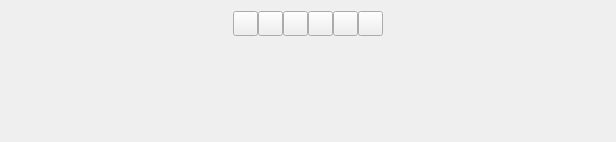
The window that desktoplyrics.ui (NanCity/Qt-ffmpeg) describes before a commit, drawn with Qt 5.
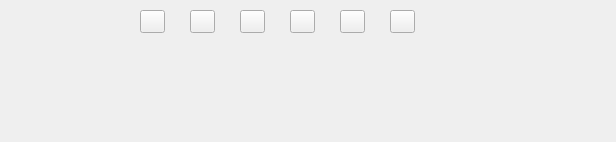
The same window after the commit.

The edit to the form file:
```diff
--- a/desktoplyrics.ui
+++ b/desktoplyrics.ui
@@ -28,33 +28,15 @@
   <property name="styleSheet">
    <string notr="true"/>
   </property>
-  <layout class="QGridLayout" name="gridLayout">
-   <item row="0" column="0">
-    <spacer name="horizontalSpacer_2">
-     <property name="orientation">
-      <enum>Qt::Horizontal</enum>
-     </property>
-     <property name="sizeType">
-      <enum>QSizePolicy::Preferred</enum>
-     </property>
-     <property name="sizeHint" stdset="0">
-      <size>
-       <width>20</width>
-       <height>20</height>
-      </size>
-     </property>
-    </spacer>
-   </item>
-   <item row="0" column="1">
-    <layout class="QHBoxLayout" name="horizontalLayout">
-     <property name="spacing">
-      <number>0</number>
-     </property>
-     <property name="sizeConstraint">
-      <enum>QLayout::SetMaximumSize</enum>
-     </property>
-     <item>
       <widget class="QPushButton" name="btn_prev">
+   <property name="geometry">
+    <rect>
+     <x>140</x>
+     <y>10</y>
+     <width>25</width>
+     <height>23</height>
+    </rect>
+   </property>
        <property name="maximumSize">
         <size>
          <width>25</width>
@@ -65,9 +47,15 @@
         <string/>
        </property>
       </widget>
-     </item>
-     <item>
       <widget class="QPushButton" name="btn_stop">
+   <property name="geometry">
+    <rect>
+     <x>190</x>
+     <y>10</y>
+     <width>25</width>
+     <height>23</height>
+    </rect>
+   </property>
        <property name="maximumSize">
         <size>
          <width>25</width>
@@ -78,9 +66,15 @@
         <string/>
        </property>
       </widget>
-     </item>
-     <item>
       <widget class="QPushButton" name="btn_next">
+   <property name="geometry">
+    <rect>
+     <x>240</x>
+     <y>10</y>
+     <width>25</width>
+     <height>23</height>
+    </rect>
+   </property>
        <property name="maximumSize">
         <size>
          <width>25</width>
@@ -91,9 +85,15 @@
         <string/>
        </property>
       </widget>
-     </item>
-     <item>
       <widget class="QPushButton" name="btn_setting">
+   <property name="geometry">
+    <rect>
+     <x>290</x>
+     <y>10</y>
+     <width>25</width>
+     <height>23</height>
+    </rect>
+   </property>
        <property name="maximumSize">
         <size>
          <width>25</width>
@@ -104,9 +104,15 @@
         <string/>
        </property>
       </widget>
-     </item>
-     <item>
       <widget class="QPushButton" name="pushButton_5">
+   <property name="geometry">
+    <rect>
+     <x>340</x>
+     <y>10</y>
+     <width>25</width>
+     <height>23</height>
+    </rect>
+   </property>
        <property name="maximumSize">
         <size>
          <width>25</width>
@@ -117,9 +123,15 @@
         <string/>
        </property>
       </widget>
-     </item>
-     <item>
       <widget class="QPushButton" name="btn_close">
+   <property name="geometry">
+    <rect>
+     <x>390</x>
+     <y>10</y>
+     <width>25</width>
+     <height>23</height>
+    </rect>
+   </property>
        <property name="maximumSize">
         <size>
          <width>25</width>
@@ -130,35 +142,19 @@
         <string/>
        </property>
       </widget>
-     </item>
-    </layout>
-   </item>
-   <item row="0" column="2">
-    <spacer name="horizontalSpacer">
-     <property name="orientation">
-      <enum>Qt::Horizontal</enum>
-     </property>
-     <property name="sizeType">
-      <enum>QSizePolicy::Preferred</enum>
-     </property>
-     <property name="sizeHint" stdset="0">
-      <size>
-       <width>20</width>
-       <height>20</height>
-      </size>
-     </property>
-    </spacer>
-   </item>
-   <item row="1" column="0" colspan="3">
-    <layout class="QVBoxLayout" name="verticalLayout">
-     <property name="spacing">
-      <number>0</number>
-     </property>
-     <item>
       <widget class="QLabel" name="lab_lastrow">
+   <property name="geometry">
+    <rect>
+     <x>10</x>
+     <y>75</y>
+     <width>601</width>
+     <height>23</height>
+    </rect>
+   </property>
        <property name="font">
         <font>
          <pointsize>15</pointsize>
+     <weight>75</weight>
          <bold>true</bold>
         </font>
        </property>
@@ -169,12 +165,19 @@
         <set>Qt::AlignCenter</set>
        </property>
       </widget>
-     </item>
-     <item>
       <widget class="QLabel" name="lab_nextrow">
+   <property name="geometry">
+    <rect>
+     <x>10</x>
+     <y>98</y>
+     <width>601</width>
+     <height>23</height>
+    </rect>
+   </property>
        <property name="font">
         <font>
          <pointsize>15</pointsize>
+     <weight>75</weight>
          <bold>true</bold>
         </font>
        </property>
@@ -185,10 +188,6 @@
         <set>Qt::AlignCenter</set>
        </property>
       </widget>
-     </item>
-    </layout>
-   </item>
-  </layout>
  </widget>
  <resources/>
  <connections/>
```
Lines whose indentation alone changed are shown as unchanged.
